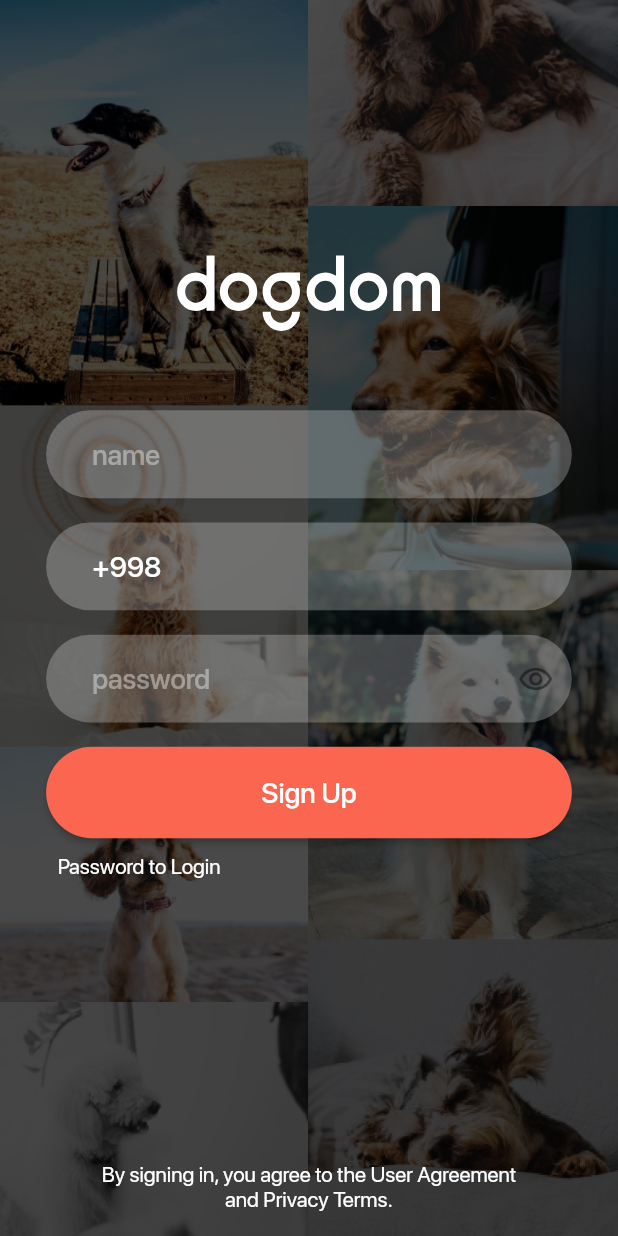
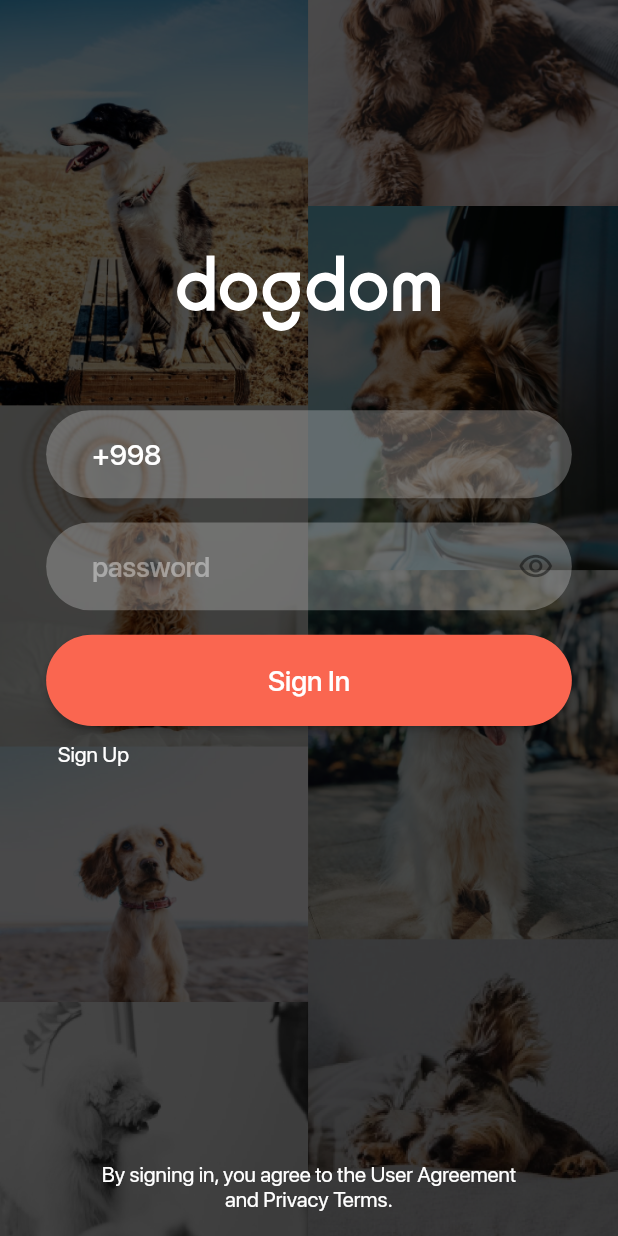
Before and after one commit to ZuhriddinYoqubov/DogDom, a Flutter app: the screen it shows after launch, on a phone screen of 412 x 824 dp. Run offline on Flutter 3.47's test engine with Material 2 defaults, Android fonts, the phone set to English and light mode, and no system bars; our stand-ins replace dio, flutter_svg, glassmorphism, shared_preferences; project files that could hold a hidden picture were left out.

Commit message:
sign up va sign in pagelar tayyor

```diff
--- a/lib/providers/auth_provider.dart
+++ b/lib/providers/auth_provider.dart
@@ -2,7 +2,8 @@ import 'package:flutter/material.dart';
 import 'package:dog_dom/core/constants/imports.dart';
 
 class AuthProvider extends ChangeNotifier {
-  bool isVisible = false;
+  bool isVisible = true;
+  bool isLoginPage = true;
   Icon eye = const Icon(Icons.remove_red_eye_outlined);
 
   TextEditingController nameController = TextEditingController();
@@ -10,7 +11,10 @@ class AuthProvider extends ChangeNotifier {
   TextEditingController passwordController = TextEditingController();
   final formKey = GlobalKey<FormState>();
 
-  void changeController() {}
+  void changeLoginPage(bool v) {
+    isLoginPage =v;
+    notifyListeners();
+  }
 
   void changeVisible(bool v) {
     isVisible = v;
@@ -19,6 +23,9 @@ class AuthProvider extends ChangeNotifier {
         ? const Icon(Icons.remove_red_eye_sharp)
         : const Icon(Icons.remove_red_eye_outlined);
   }
+
+  void onLoginPressed(){}
+
 
   void onSignUpPressed() {
     print('sign up pressed');
--- a/lib/view/screens/launch_sign/launch_page.dart
+++ b/lib/view/screens/launch_sign/launch_page.dart
@@ -9,7 +9,7 @@ class LaunchPage extends StatelessWidget {
     SizeConfig().init(context);
 
     Timer(const Duration(seconds: 2), () {
-     _setNavigator(const SignPage(), context);
+     _setNavigator( SignPage(), context);
     });
 
 
--- a/lib/view/screens/launch_sign/sign_page.dart
+++ b/lib/view/screens/launch_sign/sign_page.dart
@@ -2,14 +2,18 @@ import 'package:dog_dom/core/constants/imports.dart';
 import 'package:flutter/material.dart';
 
 class SignPage extends StatelessWidget {
-  const SignPage({Key? key}) : super(key: key);
-
+  SignPage({Key? key}) : super(key: key);
+  late bool isVisible;
+  late bool isLoginPage;
 
   @override
   Widget build(BuildContext context) {
+
     var contextWatch = context.watch<AuthProvider>();
     var contextRead = context.read<AuthProvider>();
-    bool isVisible = contextWatch.isVisible;
+    isVisible = contextWatch.isVisible;
+    isLoginPage = contextWatch.isLoginPage;
+
     return Scaffold(
       resizeToAvoidBottomInset: false,
       body: Container(
@@ -26,15 +30,15 @@ class SignPage extends StatelessWidget {
                 // LOGO SECTION
                 SvgPicture.asset(MyIcons.textLogo,
                     color: whiteConst, width: getUniqueW(180.0)),
+                SizedBox(height: getUniqueH(40.0)),
 
                 // NAME SECTION
-                Container(
+                  if(!isLoginPage) Container(
                   margin: EdgeInsets.zero,
-                  padding: EdgeInsets.fromLTRB(getUniqueW(28.0), getUniqueH(40.0),
-                      getUniqueW(28.0), getUniqueH(16.0)),
+                  padding: EdgeInsets.fromLTRB(getUniqueW(28.0),
+                      getUniqueH(0.0), getUniqueW(28.0), getUniqueH(16.0)),
                   child: MyAuthTextField(
-                      controller:
-                          contextWatch.nameController,
+                      controller: contextWatch.nameController,
                       hintText: 'name',
                       textInputType: TextInputType.name,
                       labelText: ""),
@@ -43,11 +47,10 @@ class SignPage extends StatelessWidget {
                 // PHONE SECTION
                 Container(
                   margin: EdgeInsets.zero,
-                  padding: EdgeInsets.fromLTRB(getUniqueW(28.0), getUniqueH(0.0),
-                      getUniqueW(28.0), getUniqueH(16.0)),
+                  padding: EdgeInsets.fromLTRB(getUniqueW(28.0),
+                      getUniqueH(0.0), getUniqueW(28.0), getUniqueH(16.0)),
                   child: MyAuthTextField(
-                      controller:
-                          contextWatch.phoneController,
+                      controller: contextWatch.phoneController,
                       hintText: 'phone',
                       textInputType: TextInputType.phone,
                       labelText: ""),
@@ -56,19 +59,19 @@ class SignPage extends StatelessWidget {
                 // PASSWORD SECTION
                 Container(
                   margin: EdgeInsets.zero,
-                  padding: EdgeInsets.fromLTRB(getUniqueW(28.0), getUniqueH(0.0),
-                      getUniqueW(28.0), getUniqueH(16.0)),
+                  padding: EdgeInsets.fromLTRB(getUniqueW(28.0),
+                      getUniqueH(0.0), getUniqueW(28.0), getUniqueH(16.0)),
                   child: MyAuthTextField(
                     controller: contextWatch.passwordController,
                     hintText: 'password',
                     textInputType: TextInputType.visiblePassword,
                     labelText: "",
-                    suffixIcon: IconButton(
-                      onPressed: () {
+                    suffixIcon: InkWell(
+                      onTap: () {
                         isVisible = !isVisible;
                         contextRead.changeVisible(isVisible);
                       },
-                      icon: contextWatch.eye,
+                      child: Icon(isVisible ? Icons.remove_red_eye_outlined:Icons.remove_red_eye_sharp),
                     ),
                   ),
                 ),
@@ -76,11 +79,13 @@ class SignPage extends StatelessWidget {
                 // BUTTON SECTION
                 ElevatedButton(
                   onPressed: () {
+                    contextWatch.isLoginPage ?
+                    contextRead.onLoginPressed():
                     contextRead.onSignUpPressed();
                     // Navigator.pushReplacement(context,
                     //     MaterialPageRoute(builder: (context) => HomePage()));
                   },
-                  child: MyTextMedium(data: "Sign Up", size: 17),
+                  child: MyTextMedium(data: isLoginPage ? "Sign In": 'Sign Up', size: 17),
                   style: ElevatedButton.styleFrom(
                     shape: RoundedRectangleBorder(
                       borderRadius: BorderRadius.circular(
@@ -98,9 +103,12 @@ class SignPage extends StatelessWidget {
                 //TEXT BUTTON SECTION
                 Container(
                   child: InkWell(
-                    onTap: () {},
+                    onTap: () {
+                      isLoginPage = !isLoginPage;
+                      contextRead.changeLoginPage(isLoginPage);
+                    },
                     child: MyTextRegular(
-                        data: "Password to Login", size: 13, color: whiteConst),
+                        data:  isLoginPage ? "Sign Up": 'Sign In', size: 13, color: whiteConst),
                   ),
                   padding: EdgeInsets.only(
                     left: getUniqueW(35.0),
```
